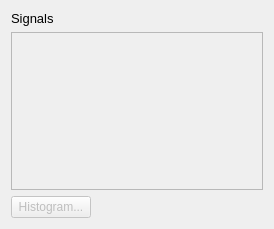
The window that falconer/ui/signals.ui (EarToEarOak/Wild-Find) describes before a commit, drawn with Qt 5.
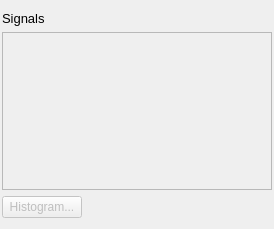
The same window after the commit.

The edit to the form file:
```diff
--- a/falconer/ui/signals.ui
+++ b/falconer/ui/signals.ui
@@ -20,6 +20,12 @@
    <string>Form</string>
   </property>
   <layout class="QVBoxLayout" name="verticalLayout">
+   <property name="leftMargin">
+    <number>2</number>
+   </property>
+   <property name="rightMargin">
+    <number>2</number>
+   </property>
    <item>
     <widget class="QLabel" name="label">
      <property name="font">
```
